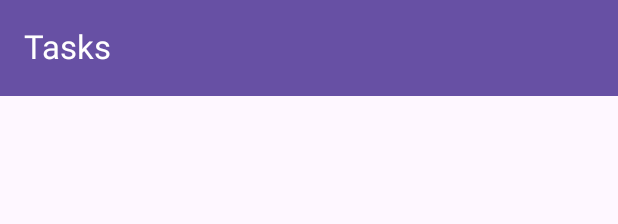
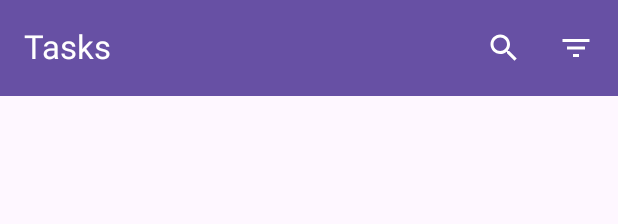
Before and after one commit to sinngjpeg/to-do-compose, an Android app built with Jetpack Compose: the @Preview function ListScreenPreview, on a phone screen of 412 x 824 dp. Shown: the top 224 px of the screen. Run offline under Robolectric (Android 15) with nearby library versions, the phone set to English and light mode, and no system bars.

```diff
--- a/ToDoCompose/app/src/main/java/com/jpegsinng/todocompose/ui/screens/list/ListAppBar.kt
+++ b/ToDoCompose/app/src/main/java/com/jpegsinng/todocompose/ui/screens/list/ListAppBar.kt
@@ -1,32 +1,55 @@
 package com.jpegsinng.todocompose.ui.screens.list
 
 import android.content.res.Configuration
+import androidx.compose.material.icons.Icons
+import androidx.compose.material.icons.filled.Search
+import androidx.compose.material3.DropdownMenu
+import androidx.compose.material3.DropdownMenuItem
 import androidx.compose.material3.ExperimentalMaterial3Api
+import androidx.compose.material3.Icon
 import androidx.compose.material3.IconButton
 import androidx.compose.material3.MaterialTheme
 import androidx.compose.material3.Text
 import androidx.compose.material3.TopAppBar
 import androidx.compose.material3.TopAppBarDefaults
 import androidx.compose.runtime.Composable
+import androidx.compose.runtime.mutableStateOf
+import androidx.compose.runtime.remember
 import androidx.compose.ui.Modifier
 import androidx.compose.ui.graphics.Color
+import androidx.compose.ui.res.painterResource
+import androidx.compose.ui.res.stringResource
 import androidx.compose.ui.tooling.preview.Preview
+import com.jpegsinng.todocompose.R
+import com.jpegsinng.todocompose.data.models.Priority
+import androidx.compose.runtime.getValue
+import androidx.compose.runtime.setValue
+import com.jpegsinng.todocompose.components.PriorityItem
 
 @Composable
 fun ListAppBar() {
-    DefaultListAppBar()
+    DefaultListAppBar(
+        onSearchClicked = {},
+        onSortClicked = {}
+    )
 }
 
 @OptIn(ExperimentalMaterial3Api::class)
 @Composable
-fun DefaultListAppBar() {
+fun DefaultListAppBar(
+    onSearchClicked: () -> Unit,
+    onSortClicked: (Priority) -> Unit
+) {
     TopAppBar(
         modifier = Modifier,
         title = {
             Text(text = "Tasks")
         },
         actions = {
-
+            ListAppBarActions(
+                onSearchClicked = onSearchClicked,
+                onSortClicked = onSortClicked
+            )
         },
         colors = TopAppBarDefaults.smallTopAppBarColors(
             titleContentColor = Color.White,
@@ -41,11 +64,66 @@ fun DefaultListAppBarActions() {
 }
 
 @Composable
+fun ListAppBarActions(
+    onSearchClicked: () -> Unit,
+    onSortClicked: (Priority) -> Unit
+) {
+    SearchAction(onSearchClicked = onSearchClicked)
+    SortAction(onSortClicked = onSortClicked)
+}
+
+@Composable
 fun SearchAction(
     onSearchClicked: () -> Unit
 ) {
-    IconButton(onClick = { /*TODO*/ }) {
+    IconButton(onClick = { onSearchClicked }
+    ) {
+        Icon(
+            imageVector = Icons.Filled.Search,
+            contentDescription = stringResource(R.string.search_action_task),
+            tint = Color.White
+        )
+    }
+}
 
+@Composable
+fun SortAction(
+    onSortClicked: (Priority) -> Unit
+) {
+    var expanded by remember { mutableStateOf(false) }
+
+    IconButton(onClick = { expanded = true }) {
+        Icon(
+            painter = painterResource(id = R.drawable.ic_filter_list),
+            contentDescription = stringResource(R.string.sort_tasks),
+            tint = Color.White
+        )
+        DropdownMenu(
+            expanded = expanded,
+            onDismissRequest = { expanded = false }
+        ) {
+            DropdownMenuItem(
+                text = { PriorityItem(priority = Priority.LOW) },
+                onClick = {
+                    expanded = false
+                    onSortClicked(Priority.LOW)
+                }
+            )
+            DropdownMenuItem(
+                text = { PriorityItem(priority = Priority.HIGH) },
+                onClick = {
+                    expanded = false
+                    onSortClicked(Priority.HIGH)
+                }
+            )
+            DropdownMenuItem(
+                text = { PriorityItem(priority = Priority.NONE) },
+                onClick = {
+                    expanded = false
+                    onSortClicked(Priority.NONE)
+                }
+            )
+        }
     }
 }
 
@@ -59,5 +137,8 @@ fun SearchAction(
 @Composable
 @Preview
 private fun DefaultListAppBarPreview() {
-    DefaultListAppBar()
+    DefaultListAppBar(
+        onSearchClicked = {},
+        onSortClicked = {}
+    )
 }
--- a/ToDoCompose/app/src/main/java/com/jpegsinng/todocompose/ui/theme/Theme.kt
+++ b/ToDoCompose/app/src/main/java/com/jpegsinng/todocompose/ui/theme/Theme.kt
@@ -1,19 +1,15 @@
 package com.jpegsinng.todocompose.ui.theme
 
 import android.app.Activity
-import android.hardware.lights.Light
 import android.os.Build
 import androidx.compose.foundation.isSystemInDarkTheme
-import androidx.compose.material3.ColorScheme
 import androidx.compose.material3.MaterialTheme
-import androidx.compose.material3.TopAppBarColors
 import androidx.compose.material3.darkColorScheme
 import androidx.compose.material3.dynamicDarkColorScheme
 import androidx.compose.material3.dynamicLightColorScheme
 import androidx.compose.material3.lightColorScheme
 import androidx.compose.runtime.Composable
 import androidx.compose.runtime.SideEffect
-import androidx.compose.ui.graphics.Color
 import androidx.compose.ui.graphics.toArgb
 import androidx.compose.ui.platform.LocalContext
 import androidx.compose.ui.platform.LocalView
--- /dev/null
+++ b/ToDoCompose/app/src/main/res/drawable/ic_filter_list.xml
@@ -0,0 +1,5 @@
+<vector android:height="24dp" android:tint="#000000"
+    android:viewportHeight="24" android:viewportWidth="24"
+    android:width="24dp" xmlns:android="http://schemas.android.com/apk/res/android">
+    <path android:fillColor="@android:color/white" android:pathData="M10,18h4v-2h-4v2zM3,6v2h18L21,6L3,6zM6,13h12v-2L6,11v2z"/>
+</vector>
--- a/ToDoCompose/app/src/main/res/values/strings.xml
+++ b/ToDoCompose/app/src/main/res/values/strings.xml
@@ -1,4 +1,6 @@
 <resources>
     <string name="app_name">To Do Compose</string>
     <string name="add_button">Add Button</string>
+    <string name="search_action_task">Search Tasks</string>
+    <string name="sort_tasks">Sort Tasks</string>
 </resources>
```
Also changed, not shown: ToDoCompose/app/src/main/java/com/jpegsinng/todocompose/components/PriorityItem.kt (added, +42 -0 lines), ToDoCompose/app/src/main/java/com/jpegsinng/todocompose/ui/theme/Dimensions.kt (added, +10 -0 lines).
